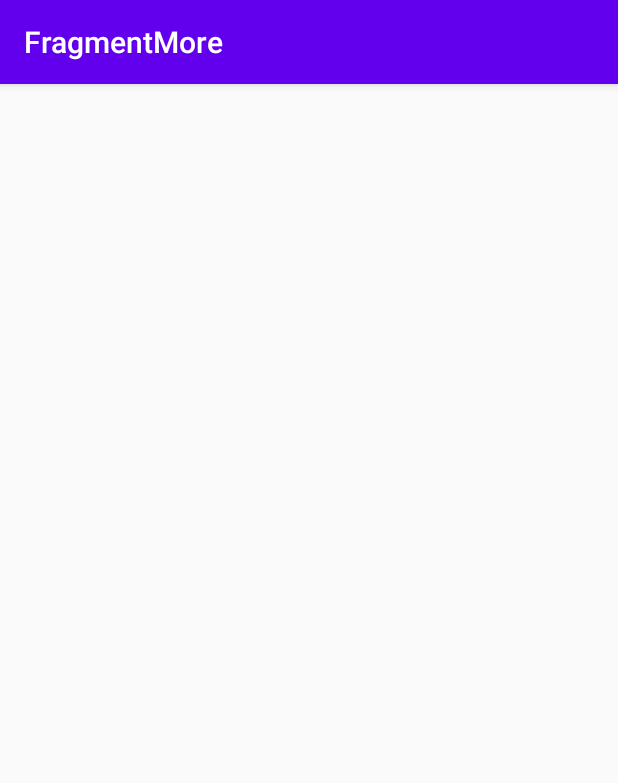
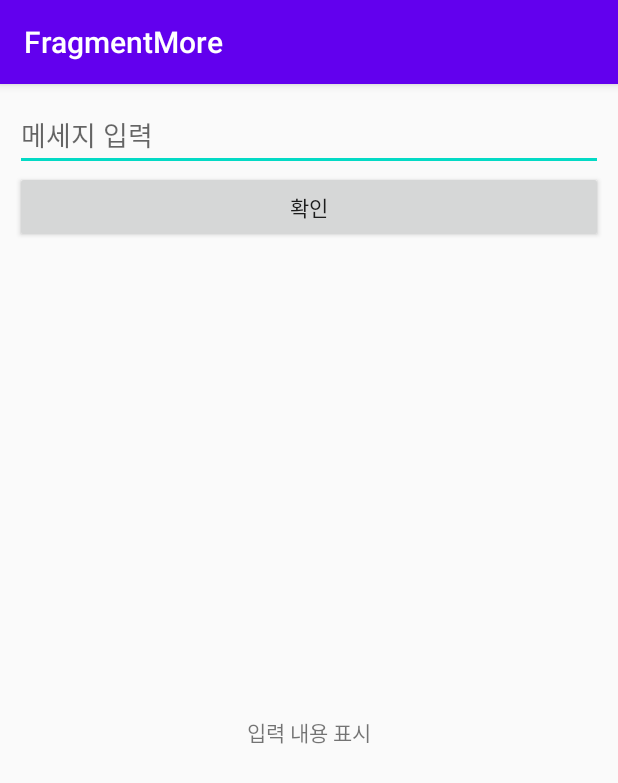
Before and after one commit to RobertHan96/FragmentMore, an Android app: the screen it shows after launch (MainActivity), on a phone screen of 412 x 824 dp. Shown: the top 783 px of the screen. Run offline under Robolectric (Android 15) with nearby library versions, the phone set to English and light mode, and no system bars.

Commit message:
2nd commit : 메인 프래그먼트 생성 후 화면에 표시

```diff
--- a/app/src/main/java/com/nexon/fragmentmore/BaseActivity.kt
+++ b/app/src/main/java/com/nexon/fragmentmore/BaseActivity.kt
@@ -3,6 +3,8 @@ package com.nexon.fragmentmore
 import androidx.appcompat.app.AppCompatActivity
 
 abstract class BaseActivity : AppCompatActivity() {
+    val mContext = this
+
     abstract fun setupEvents()
     abstract fun setValues()
 }
--- a/app/src/main/java/com/nexon/fragmentmore/MainActivity.kt
+++ b/app/src/main/java/com/nexon/fragmentmore/MainActivity.kt
@@ -10,9 +10,11 @@ class MainActivity : BaseActivity() {
     }
 
     override fun setupEvents() {
+
     }
 
     override fun setValues() {
+
     }
 
 }
--- /dev/null
+++ b/app/src/main/java/com/nexon/fragmentmore/fragments/MainFragment.kt
@@ -0,0 +1,18 @@
+package com.nexon.fragmentmore.fragments
+
+import android.os.Bundle
+import android.view.LayoutInflater
+import android.view.View
+import android.view.ViewGroup
+import androidx.fragment.app.Fragment
+import com.nexon.fragmentmore.R
+
+class MainFragment : Fragment() {
+    override fun onCreateView(
+        inflater: LayoutInflater,
+        container: ViewGroup?,
+        savedInstanceState: Bundle?
+    ): View? {
+        return  inflater.inflate(R.layout.fragment_main, container, false )
+    }
+}
--- a/app/src/main/res/layout/activity_main.xml
+++ b/app/src/main/res/layout/activity_main.xml
@@ -6,5 +6,10 @@
     android:layout_height="match_parent"
     tools:context=".MainActivity">
 
+    <fragment
+        android:tag="mainfrag"
+        class="com.nexon.fragmentmore.fragments.MainFragment"
+        android:layout_width="match_parent"
+        android:layout_height="match_parent"/>
 
 </LinearLayout>
--- /dev/null
+++ b/app/src/main/res/layout/fragment_main.xml
@@ -0,0 +1,30 @@
+<?xml version="1.0" encoding="utf-8"?>
+<LinearLayout
+    xmlns:android="http://schemas.android.com/apk/res/android" android:layout_width="match_parent"
+    android:layout_height="match_parent"
+    android:orientation="vertical"
+    android:padding="10dp"
+    >
+
+    <EditText
+        android:id="@+id/messageEdt"
+        android:layout_width="match_parent"
+        android:layout_height="wrap_content"
+        android:singleLine="true"
+        android:hint="메세지 입력"/>
+
+    <Button
+        android:id="@+id/okBtn"
+        android:layout_width="match_parent"
+        android:layout_height="wrap_content"
+        android:text="확인"/>
+
+    <TextView
+        android:id="@+id/contentText"
+        android:layout_width="match_parent"
+        android:layout_height="match_parent"
+        android:gravity="center"
+        android:text="입력 내용 표시"/>
+
+
+</LinearLayout>
```
